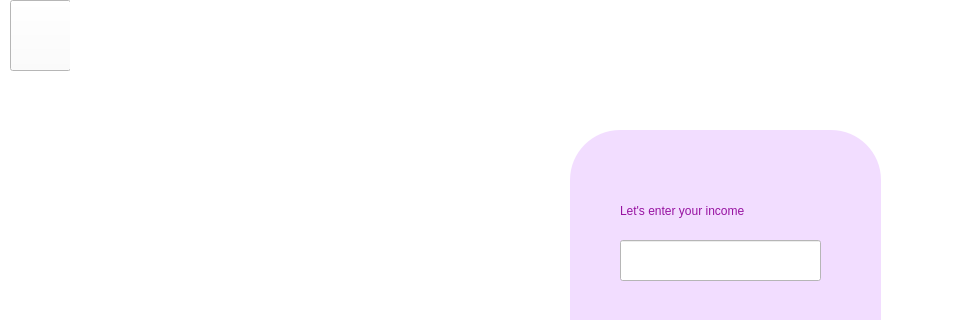
Old version of the form newincome.ui in the repository Nirjaraa/spendwise; both pictures show x 0 to 960 and y 0 to 320 of the 960 by 540 pixel window.
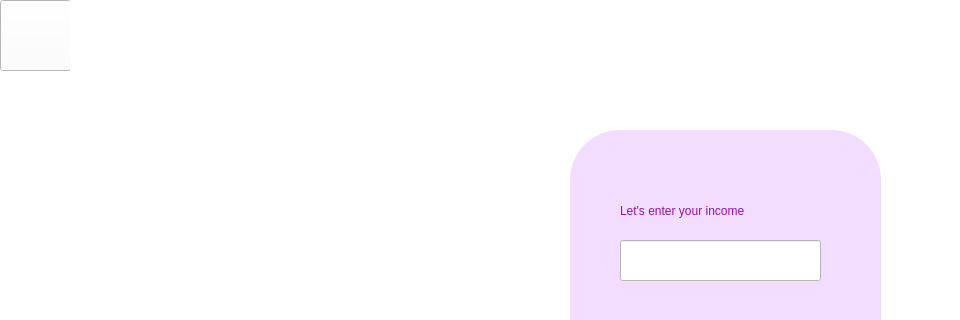
New version of the form. Icons and pictures are not drawn.

The edit to the form file:
```diff
--- a/newincome.ui
+++ b/newincome.ui
@@ -118,9 +118,9 @@
    <widget class="QPushButton" name="back">
     <property name="geometry">
      <rect>
-      <x>10</x>
+      <x>0</x>
       <y>0</y>
-      <width>61</width>
+      <width>71</width>
       <height>71</height>
      </rect>
     </property>
@@ -136,7 +136,7 @@
      <rect>
       <x>70</x>
       <y>0</y>
-      <width>881</width>
+      <width>911</width>
       <height>71</height>
      </rect>
     </property>
```
Left out of the diff: 14 changed lines with no effect on the pictures.
